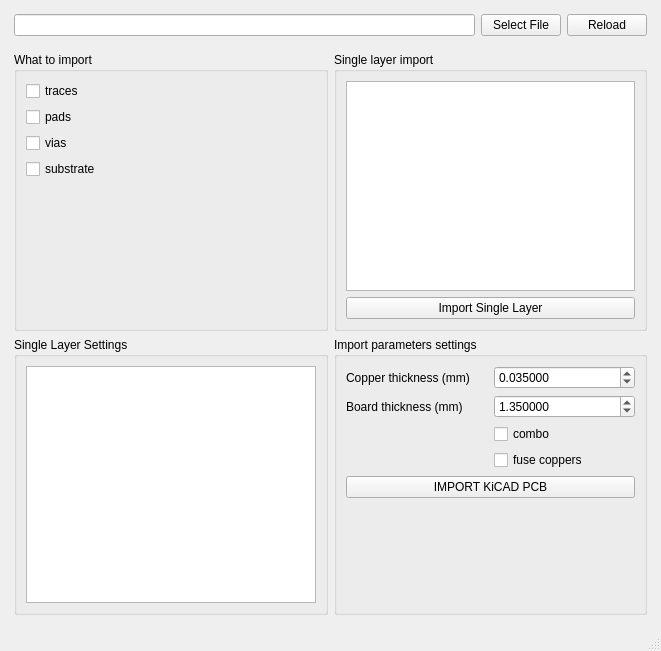
The window that ui/dialog_KiCAD_Importer.ui (LubomirJagos/FreeCAD-OpenEMS-Export) describes before a commit, drawn with Qt 5.
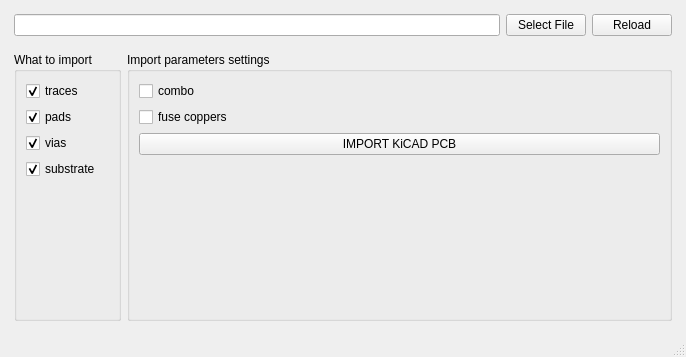
The same window after the commit.

Commit message: BACKUP COMMIT KiCAD Import Tool done right, minimal parameters, just loading file as specified in KiCAD PCB, no magic around, if there is something special needed would be great to add into help commands for fcad_pcb how to deal with it.

Patch:
```diff
--- a/ui/dialog_KiCAD_Importer.ui
+++ b/ui/dialog_KiCAD_Importer.ui
@@ -6,8 +6,8 @@
    <rect>
     <x>0</x>
     <y>0</y>
-    <width>661</width>
-    <height>651</height>
+    <width>686</width>
+    <height>357</height>
    </rect>
   </property>
   <property name="windowTitle">
@@ -77,6 +77,9 @@
            <property name="text">
             <string>traces</string>
            </property>
+           <property name="checked">
+            <bool>true</bool>
+           </property>
           </widget>
          </item>
          <item>
@@ -84,6 +87,9 @@
            <property name="text">
             <string>pads</string>
            </property>
+           <property name="checked">
+            <bool>true</bool>
+           </property>
           </widget>
          </item>
          <item>
@@ -91,6 +97,9 @@
            <property name="text">
             <string>vias</string>
            </property>
+           <property name="checked">
+            <bool>true</bool>
+           </property>
           </widget>
          </item>
          <item>
@@ -98,6 +107,9 @@
            <property name="text">
             <string>substrate</string>
            </property>
+           <property name="checked">
+            <bool>true</bool>
+           </property>
           </widget>
          </item>
          <item>
@@ -117,25 +129,6 @@
        </widget>
       </item>
       <item row="0" column="1">
-       <widget class="QGroupBox" name="groupBoxSingleLayerImport">
-        <property name="title">
-         <string>Single layer import</string>
-        </property>
-        <layout class="QVBoxLayout" name="verticalLayout_3">
-         <item>
-          <widget class="QListWidget" name="layerList"/>
-         </item>
-         <item>
-          <widget class="QPushButton" name="buttonImportSingleLayer">
-           <property name="text">
-            <string>Import Single Layer</string>
-           </property>
-          </widget>
-         </item>
-        </layout>
-       </widget>
-      </item>
-      <item row="1" column="1">
        <widget class="QGroupBox" name="groupBoxImportSettings">
         <property name="sizePolicy">
          <sizepolicy hsizetype="MinimumExpanding" vsizetype="Preferred">
@@ -149,57 +142,14 @@
         <layout class="QVBoxLayout" name="verticalLayout_5">
          <item>
           <layout class="QGridLayout" name="gridLayout_2">
-           <item row="2" column="1">
+           <item row="0" column="0">
             <widget class="QCheckBox" name="importSettingsCombo">
              <property name="text">
               <string>combo</string>
              </property>
             </widget>
            </item>
-           <item row="1" column="1">
-            <widget class="QDoubleSpinBox" name="boardThickness">
-             <property name="decimals">
-              <number>6</number>
-             </property>
-             <property name="maximum">
-              <double>1000000.000000000000000</double>
-             </property>
-             <property name="singleStep">
-              <double>0.001000000000000</double>
-             </property>
-             <property name="value">
-              <double>1.350000000000000</double>
-             </property>
-            </widget>
-           </item>
-           <item row="0" column="0">
-            <widget class="QLabel" name="label">
-             <property name="text">
-              <string>Copper thickness (mm)</string>
-             </property>
-            </widget>
-           </item>
-           <item row="0" column="1">
-            <widget class="QDoubleSpinBox" name="copperThickness">
-             <property name="decimals">
-              <number>6</number>
-             </property>
-             <property name="singleStep">
-              <double>0.001000000000000</double>
-             </property>
-             <property name="value">
-              <double>0.035000000000000</double>
-             </property>
-            </widget>
-           </item>
            <item row="1" column="0">
-            <widget class="QLabel" name="label_2">
-             <property name="text">
-              <string>Board thickness (mm)</string>
-             </property>
-            </widget>
-           </item>
-           <item row="3" column="1">
             <widget class="QCheckBox" name="importSettingsFuseCoppers">
              <property name="text">
               <string>fuse coppers</string>
@@ -231,18 +181,6 @@
         </layout>
        </widget>
       </item>
-      <item row="1" column="0">
-       <widget class="QGroupBox" name="groupBoxSingleLayerSettings">
-        <property name="title">
-         <string>Single Layer Settings</string>
-        </property>
-        <layout class="QVBoxLayout" name="verticalLayout_4">
-         <item>
-          <widget class="QTableView" name="tableSingleLayerSettings"/>
-         </item>
-        </layout>
-       </widget>
-      </item>
      </layout>
     </item>
    </layout>
```
The commit also changes 1 other file.
